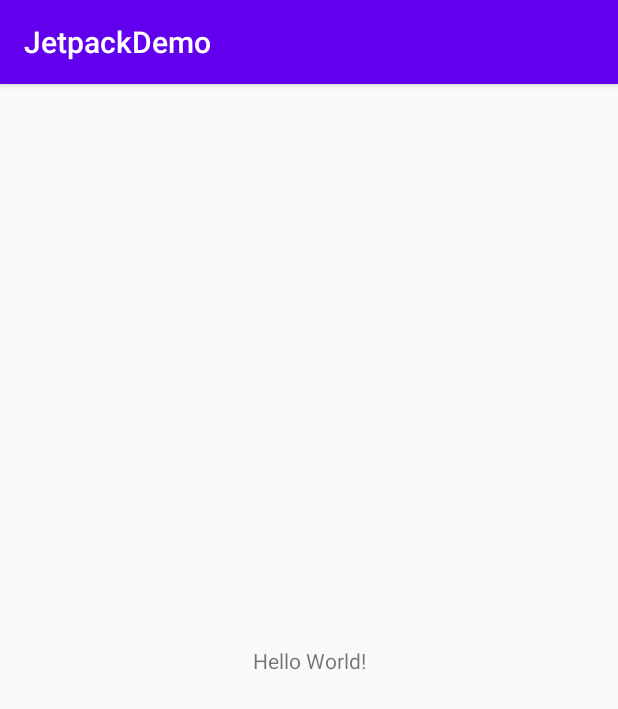
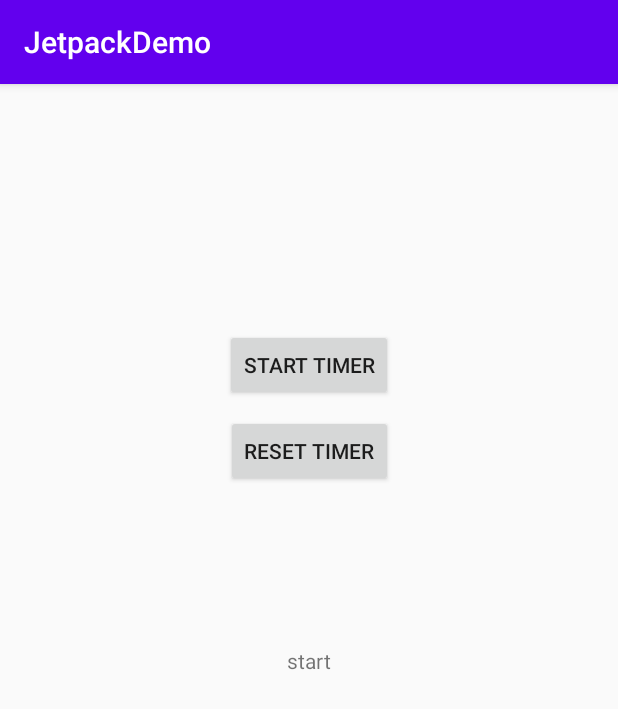
Before and after one commit to PJH0x0/demo, an Android app: the screen it shows after launch (MainActivity), on a phone screen of 412 x 824 dp. Shown: the top 709 px of the screen. Run offline under Robolectric (Android 15) with nearby library versions, the phone set to English and light mode, and no system bars; our stand-ins replace data binding.

Commit message:
<20210318><update temp data binding>

```diff
--- a/android/JetpackDemo/app/src/main/java/org/pjh/jetpackdemo/MainActivity.java
+++ b/android/JetpackDemo/app/src/main/java/org/pjh/jetpackdemo/MainActivity.java
@@ -11,30 +11,51 @@ import androidx.lifecycle.ViewModelProvider;
 
 import android.os.Bundle;
 import android.util.Log;
+import android.view.View;
+import android.widget.Button;
+import android.widget.TextView;
+
+import org.pjh.jetpackdemo.databinding.ActivityMainBinding;
 
 public class MainActivity extends AppCompatActivity {
-
+    TimerViewModel mViewModel;
     @Override
     protected void onCreate(Bundle savedInstanceState) {
         super.onCreate(savedInstanceState);
+        //setContentView(R.layout.activity_main);
+        final ActivityMainBinding binding = DataBindingUtil.setContentView(this, R.layout.activity_main);
+
         Log.d("jonny", "onCreate");
-        DataBindingUtil.setContentView(this, R.layout.activity_main);
-
-        MutableLiveData<String> liveData = new MutableLiveData<>();
-        //ActivityMainBinding binding = DataBindingUtil
-        liveData.observe(this, new Observer<String>() {
+        binding.setTimer("start");
+        final TextView timerCountTextView = findViewById(R.id.timer_count);
+        Button startTimerButton = findViewById(R.id.start_timer);
+        Button resetTimerButton = findViewById(R.id.reset_timer);
+        mViewModel = ViewModelProvider.AndroidViewModelFactory.getInstance(getApplication())
+                .create(TimerViewModel.class);
+        mViewModel.getMutableLiveData().observe(this, new Observer<Integer>() {
             @Override
-            public void onChanged(String s) {
-                Log.d("jonny", s);
+            public void onChanged(Integer integer) {
+                if (null == integer) return;
+                binding.setTimer(String.valueOf(integer));
             }
         });
-        liveData.setValue("12312321");
-        ViewModelProvider.Factory factory = ViewModelProvider.AndroidViewModelFactory.getInstance(getApplication());
-        ViewModelProvider provider = new ViewModelProvider(this, factory);
-        ViewModel model = provider.get(ViewModel.class);
-        LifecycleObserver
+        startTimerButton.setOnClickListener(mListener);
+        resetTimerButton.setOnClickListener(mListener);
+    }
 
-    }
+    private final View.OnClickListener mListener = new View.OnClickListener() {
+        @Override
+        public void onClick(View v) {
+            switch (v.getId()) {
+                case R.id.start_timer:
+                    mViewModel.startTiming();
+                    break;
+                case R.id.reset_timer:
+                    mViewModel.getMutableLiveData().setValue(0);
+                    break;
+            }
+        }
+    };
 
     @Override
     protected void onStart() {
--- /dev/null
+++ b/android/JetpackDemo/app/src/main/java/org/pjh/jetpackdemo/TimerViewModel.java
@@ -0,0 +1,38 @@
+package org.pjh.jetpackdemo;
+
+import android.util.Log;
+
+import androidx.lifecycle.MutableLiveData;
+import androidx.lifecycle.ViewModel;
+
+import java.util.Timer;
+import java.util.TimerTask;
+
+public class TimerViewModel extends ViewModel {
+
+    MutableLiveData<Integer> mutableLiveData;
+    Timer mTimer;
+    volatile int currentSecond;
+    public  MutableLiveData<Integer> getMutableLiveData() {
+        if (null == mutableLiveData) {
+            mutableLiveData = new MutableLiveData<>();
+        }
+        return mutableLiveData;
+    }
+
+    public void startTiming() {
+        if (mTimer == null) {
+            currentSecond = 0;
+            mTimer = new Timer();
+            TimerTask task = new TimerTask() {
+                @Override
+                public void run() {
+                    currentSecond++;
+                    mutableLiveData.postValue(currentSecond);
+                }
+            };
+            mTimer.schedule(task, 1000, 1000);
+        }
+
+    }
+}
--- a/android/JetpackDemo/app/src/main/res/layout/activity_main.xml
+++ b/android/JetpackDemo/app/src/main/res/layout/activity_main.xml
@@ -1,18 +1,51 @@
 <?xml version="1.0" encoding="utf-8"?>
-<androidx.constraintlayout.widget.ConstraintLayout xmlns:android="http://schemas.android.com/apk/res/android"
+<layout xmlns:android="http://schemas.android.com/apk/res/android"
     xmlns:app="http://schemas.android.com/apk/res-auto"
-    xmlns:tools="http://schemas.android.com/tools"
+    xmlns:tools="http://schemas.android.com/tools">
+
+    <data>
+        <variable
+            name="timer"
+            type="String" />
+    </data>
+
+    <androidx.constraintlayout.widget.ConstraintLayout
         android:layout_width="match_parent"
         android:layout_height="match_parent"
         tools:context=".MainActivity">
 
         <TextView
+            android:id="@+id/timer_count"
             android:layout_width="wrap_content"
             android:layout_height="wrap_content"
-        android:text="Hello World!"
+            android:text="@{timer}"
             app:layout_constraintBottom_toBottomOf="parent"
             app:layout_constraintLeft_toLeftOf="parent"
             app:layout_constraintRight_toRightOf="parent"
             app:layout_constraintTop_toTopOf="parent" />
 
+        <Button
+            android:id="@+id/start_timer"
+            android:layout_width="wrap_content"
+            android:layout_height="wrap_content"
+            android:text="Start timer"
+            app:layout_constraintBottom_toTopOf="@+id/timer_count"
+            app:layout_constraintEnd_toEndOf="parent"
+            app:layout_constraintStart_toStartOf="parent"
+            app:layout_constraintTop_toTopOf="parent" />
+
+        <Button
+            android:id="@+id/reset_timer"
+            android:layout_width="wrap_content"
+            android:layout_height="wrap_content"
+            android:layout_marginBottom="106dp"
+            android:text="Reset timer"
+            app:layout_constraintBottom_toTopOf="@+id/timer_count"
+            app:layout_constraintEnd_toEndOf="parent"
+            app:layout_constraintHorizontal_bias="0.501"
+            app:layout_constraintStart_toStartOf="parent"
+            app:layout_constraintTop_toBottomOf="@+id/start_timer"
+            app:layout_constraintVertical_bias="1.0" />
+
     </androidx.constraintlayout.widget.ConstraintLayout>
+</layout>
```
Lines whose indentation alone changed are shown as unchanged.
